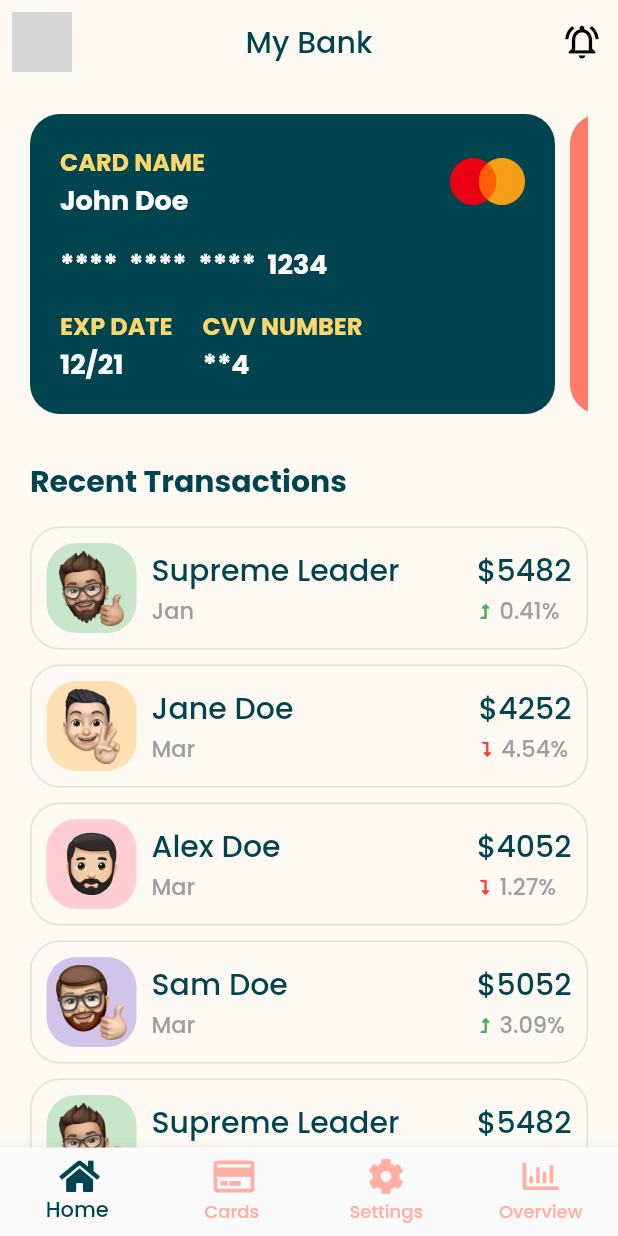
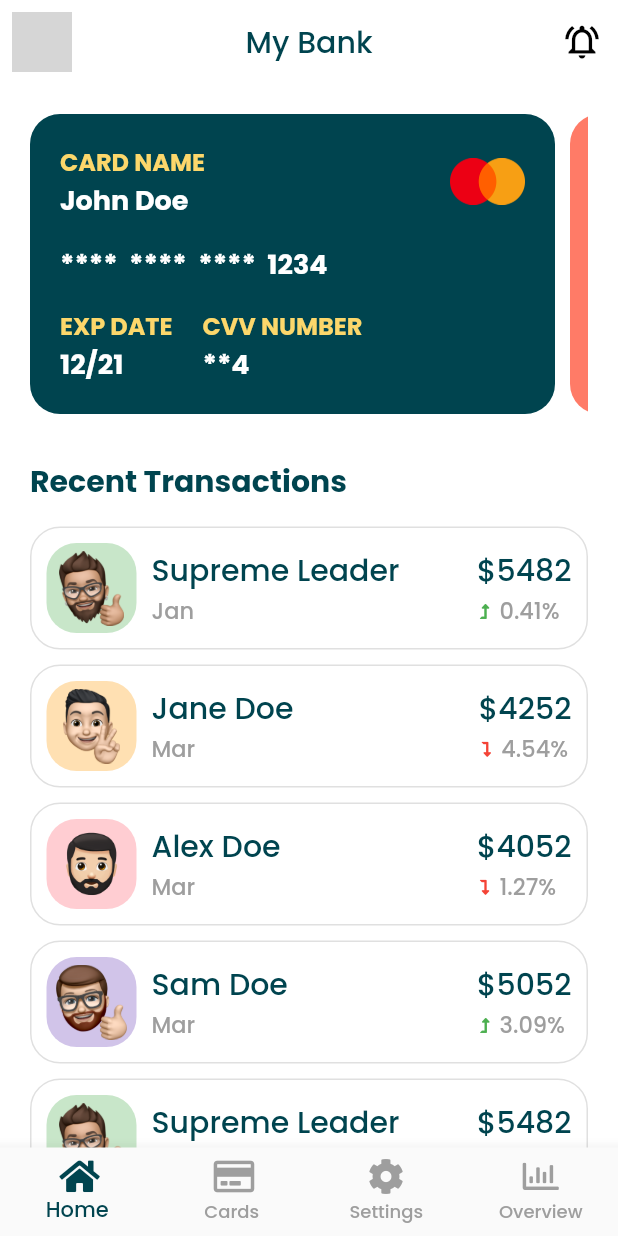
Before and after one commit to indjec/Online-Banking-Flutter-UI, a Flutter app: the screen it shows after launch, on a phone screen of 412 x 824 dp. Run offline on Flutter 3.47's test engine with Material 2 defaults, Android fonts, the phone set to English and light mode, and no system bars; our stand-ins replace font_awesome_flutter; network calls fail; grey boxes are pictures that could not be loaded.

Commit message:
:tada:Final Commit

```diff
--- a/lib/main.dart
+++ b/lib/main.dart
@@ -15,10 +15,10 @@ class MyApp extends StatelessWidget {
       debugShowCheckedModeBanner: false,
       title: 'Flutter Demo',
       theme: ThemeData(
-        scaffoldBackgroundColor: kBackgroundColor,
+        scaffoldBackgroundColor: Colors.white,
         fontFamily: "Poppins",
         appBarTheme: AppBarTheme(
-          backgroundColor: kBackgroundColor,
+          backgroundColor: Colors.white,
           elevation: 0,
         ),
         primarySwatch: Colors.blue,
--- a/lib/screens/base_scren.dart
+++ b/lib/screens/base_scren.dart
@@ -30,7 +30,7 @@ class _BaseScreenState extends State<BaseScreen> {
       bottomNavigationBar: BottomNavigationBar(
           type: BottomNavigationBarType.fixed,
           selectedItemColor: kPrimaryColor,
-          unselectedItemColor: Color(0xffFFAFA3),
+          unselectedItemColor: Colors.grey,
           items: [
             BottomNavigationBarItem(
               icon: Icon(
--- a/lib/screens/home_screen.dart
+++ b/lib/screens/home_screen.dart
@@ -39,6 +39,7 @@ class HomeScreen extends StatelessWidget {
         ],
       ),
       body: SingleChildScrollView(
+        physics: ClampingScrollPhysics(),
         child: Padding(
           padding: const EdgeInsets.all(20.0),
           child: Column(
@@ -47,6 +48,7 @@ class HomeScreen extends StatelessWidget {
               Container(
                 height: 200,
                 child: ListView.separated(
+                    physics: ClampingScrollPhysics(),
                     separatorBuilder: (context, index) {
                       return SizedBox(
                         width: 10,
```
Also changed, not shown: gif/app.gif (added).
